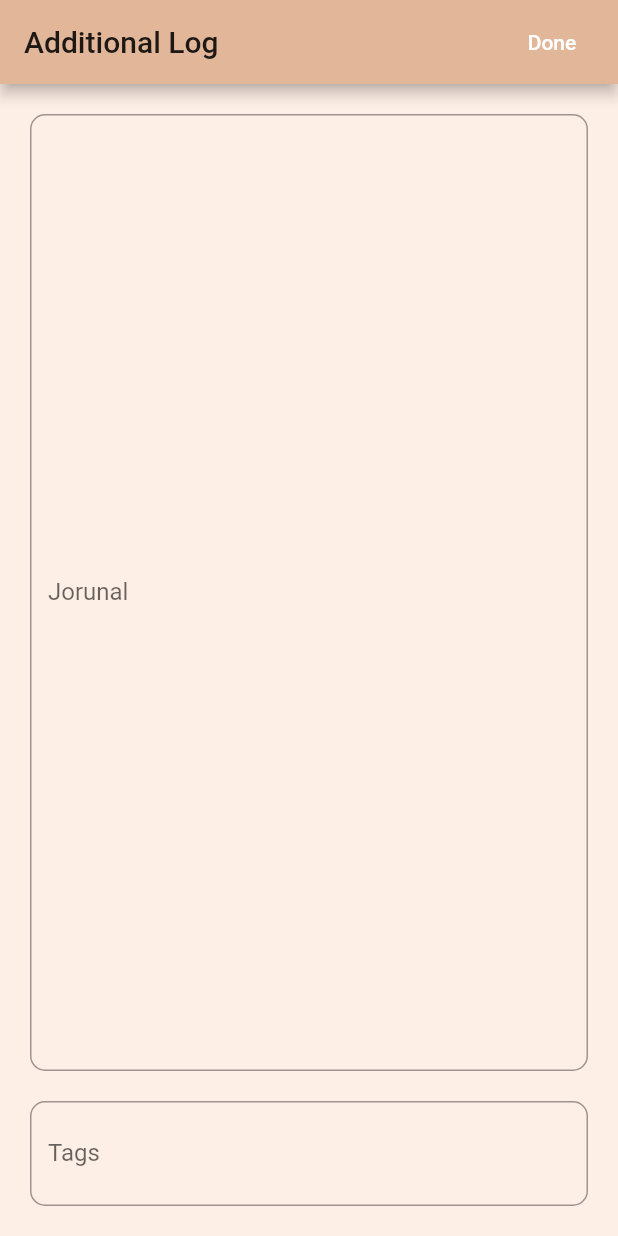
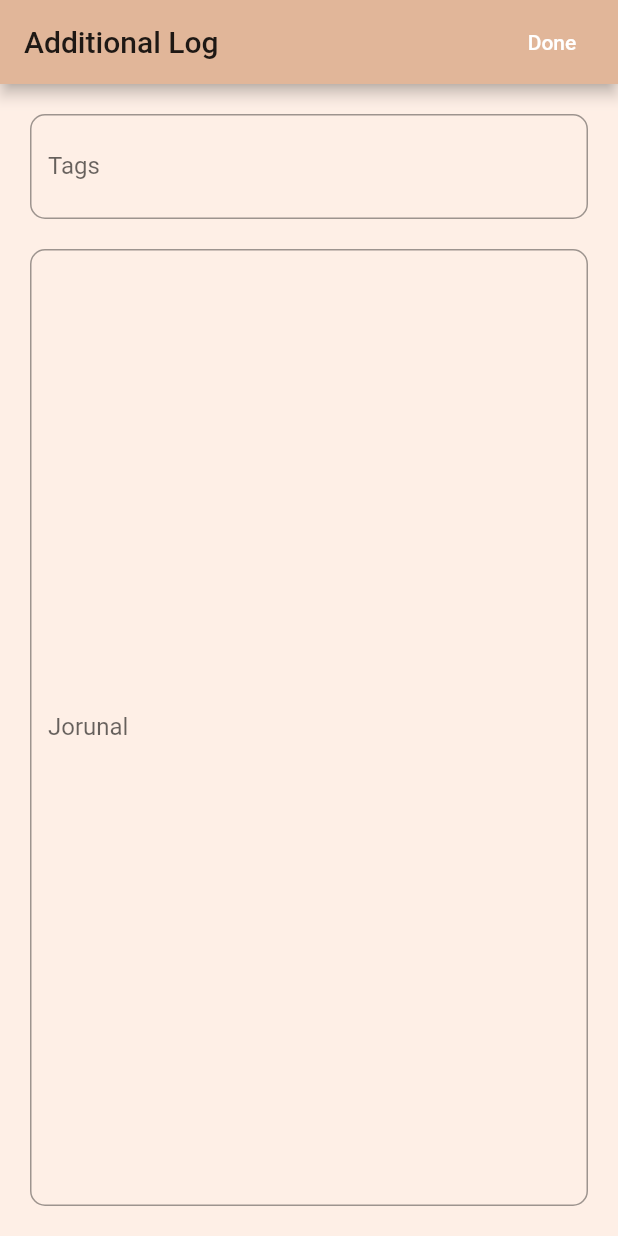
Before and after one commit to Global-Innovation-Exchange/DOS, a Flutter app: the AdditionalLog screen opened directly with empty values, on a phone screen of 412 x 824 dp. Run offline on Flutter 3.47's test engine with Material 2 defaults, Android fonts, the phone set to English and light mode, and no system bars; drawn by our look-alikes of flutter_chips_input; our stand-ins replace sqflite; accounts and stored records are empty.

Commit message:
Fix the incorrect merge at d1b3

```diff
--- a/lib/additional_log.dart
+++ b/lib/additional_log.dart
@@ -38,29 +38,11 @@ class _AdditionalLogState extends State<AdditionalLog> {
           )
         ],
       ),
-      backgroundColor: backgroundColor,
+      backgroundColor: themeColor,
       body: Padding(
         padding: EdgeInsets.all(20),
         child: Column(
           children: <Widget>[
-            Expanded(
-              child: TextFormField(
-                expands: true,
-                maxLines: null,
-                textAlignVertical: TextAlignVertical.top,
-                controller: _jorunalController,
-                decoration: InputDecoration(
-                  labelText: 'Jorunal',
-                  border: inputBorder,
-                ),
-                keyboardType: TextInputType.multiline,
-                onChanged: (value) {
-                  // Not wrapping in setState because field is manged by controller
-                  _log.jorunal = value;
-                },
-              ),
-            ),
-            SizedBox(height: 20),
             ChipsInput(
               initialValue: _log.tags ?? <String>[],
               decoration: InputDecoration(
@@ -97,7 +79,25 @@ class _AdditionalLogState extends State<AdditionalLog> {
                   onTap: () => state.selectSuggestion(tagString),
                 );
               },
-            )
+            ),
+            SizedBox(height: 20),
+            Expanded(
+              child: TextFormField(
+                expands: true,
+                maxLines: null,
+                textAlignVertical: TextAlignVertical.top,
+                controller: _jorunalController,
+                decoration: InputDecoration(
+                  labelText: 'Jorunal',
+                  border: inputBorder,
+                ),
+                keyboardType: TextInputType.multiline,
+                onChanged: (value) {
+                  // Not wrapping in setState because field is manged by controller
+                  _log.jorunal = value;
+                },
+              ),
+            ),
           ],
         ),
       ),
--- a/lib/detail.dart
+++ b/lib/detail.dart
@@ -42,7 +42,7 @@ class EmtionDetail extends StatelessWidget {
                 activeColor: Color(0xffE1B699),
                 inactiveColor: Colors.black12,
                 divisions: 4,
-                label: value.toInt().toString(),
+                label: 3.toInt().toString(),
                 onChanged: null,
               ),
             ],
--- a/lib/utils.dart
+++ b/lib/utils.dart
@@ -15,7 +15,7 @@ Map<int, Color> color = {
 };
 MaterialColor colorSwatch = MaterialColor(0xFFE1B699, color);
 
-Color backgroundColor = Color(0xffFEEFE6);
+Color themeColor = Color(0xffFEEFE6);
 
 OutlineInputBorder inputBorder = new OutlineInputBorder(
   borderRadius: new BorderRadius.circular(10.0),
```
Also changed, not shown: lib/create_log.dart (+30 -26 lines).
